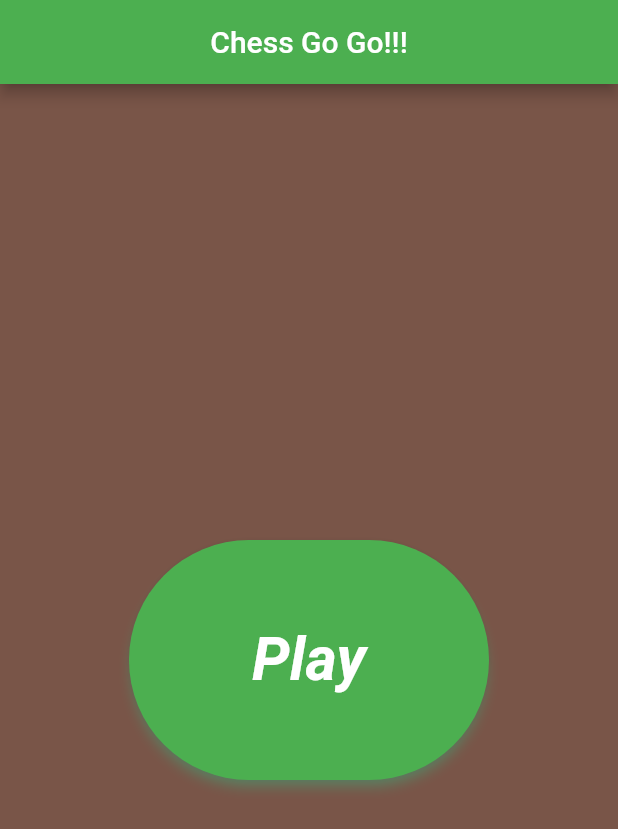
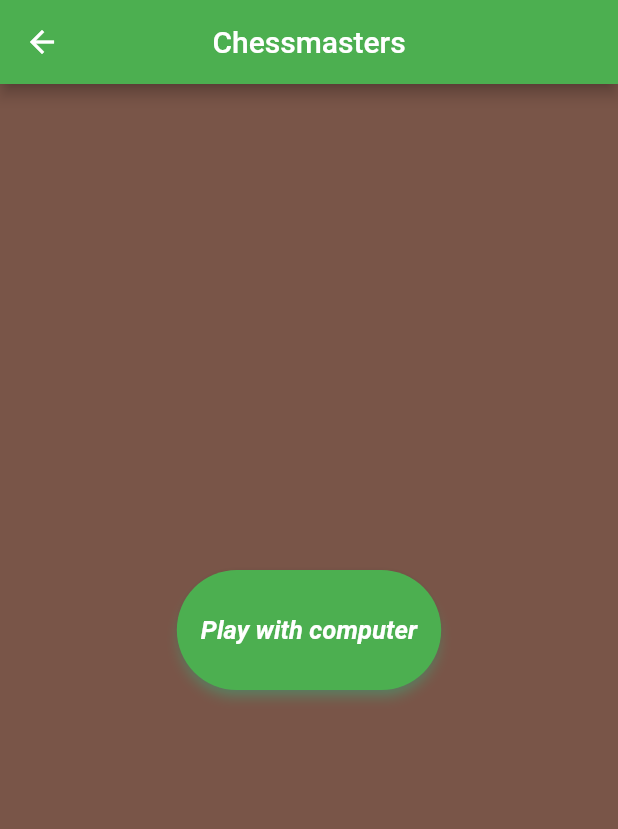
Before and after one commit to kpchessconnection-maker/TheCode, a Flutter app: the screen it shows after launch, after a tap on "Play", on a phone screen of 412 x 824 dp. Shown: the top 829 px of the screen. Run offline on Flutter 3.47's test engine with Material 3 defaults, Android fonts, the light colour scheme and no system bars.

Commit message:
Add Play with computer screen

```diff
--- /dev/null
+++ b/lib/choice.dart
@@ -0,0 +1,86 @@
+import 'package:flutter/material.dart';
+//import 'friend.dart';
+//import 'color.dart';
+
+class Choice extends StatefulWidget {
+  const Choice({super.key});
+
+  @override
+  State<Choice> createState() => _ChoiceState();
+}
+
+class _ChoiceState extends State<Choice> {
+  @override
+  Widget build(BuildContext context) {
+    return Scaffold(
+      appBar: AppBar(
+        title: const Text('Chessmasters'),
+        centerTitle: true,
+      ),
+      body: Center(
+        child: Container(
+          width: double.infinity,
+          height: double.infinity,
+          color: Colors.brown,
+          child: Column(
+            mainAxisAlignment: MainAxisAlignment.center,
+            children: [
+              ElevatedButton(
+                style: ElevatedButton.styleFrom(
+                  shadowColor: Colors.greenAccent,
+                  elevation: 3,
+                  shape: RoundedRectangleBorder(
+                      borderRadius: BorderRadius.circular(40.0)),
+                  minimumSize: const Size(120, 80),
+                ),
+                onPressed: () {
+             /*     Navigator.of(context).push(
+                    MaterialPageRoute(
+                      builder: (BuildContext context) {
+                        return const Color();
+                      },
+                    ),
+                  );*/
+                },
+                child: const Text(
+                  'Play with computer',
+                  style: TextStyle(
+                      fontSize: 17,
+                      fontStyle: FontStyle.italic,
+                      fontWeight: FontWeight.bold),
+                ),
+              ),
+              const SizedBox(height: 40),
+           /*   ElevatedButton(
+                style: ElevatedButton.styleFrom(
+                  shadowColor: Colors.greenAccent,
+                  elevation: 3,
+                  shape: RoundedRectangleBorder(
+                      borderRadius: BorderRadius.circular(40.0)),
+                  minimumSize: const Size(120, 80),
+                ),
+                onPressed: () {
+                  Navigator.of(context).push(
+                    MaterialPageRoute(
+                      builder: (BuildContext context) {
+                        return const Friend();
+                      },
+                    ),
+                  );
+                },
+                child: const Text(
+                  'Play with Friends',
+                  style: TextStyle(
+                      fontSize: 17,
+                      fontStyle: FontStyle.italic,
+                      fontWeight: FontWeight.bold),
+                ),
+              ),
+              const SizedBox(height: 40),*/
+            ],
+          ),
+        ),
+      ),
+    );
+  }
+}
--- a/lib/home_page.dart
+++ b/lib/home_page.dart
@@ -1,7 +1,7 @@
 import 'package:flutter/material.dart';
 //import 'package:racunalni_sah/champions.dart';
 //import 'package:racunalni_sah/chessopenings.dart';
-//import 'package:racunalni_sah/choice.dart';
+import 'choice.dart';
 //import 'package:racunalni_sah/tactics.dart';
 
 class HomePage extends StatelessWidget {
@@ -26,13 +26,13 @@ class HomePage extends StatelessWidget {
                 minimumSize: const Size(240, 160),
               ),
               onPressed: () {
-          /*      Navigator.of(context).push(
+                Navigator.of(context).push(
                   MaterialPageRoute(
                     builder: (BuildContext context) {
                       return const Choice();
                     },
                   ),
-                );*/
+                );
               },
               child: const Text(
                 'Play',
```
